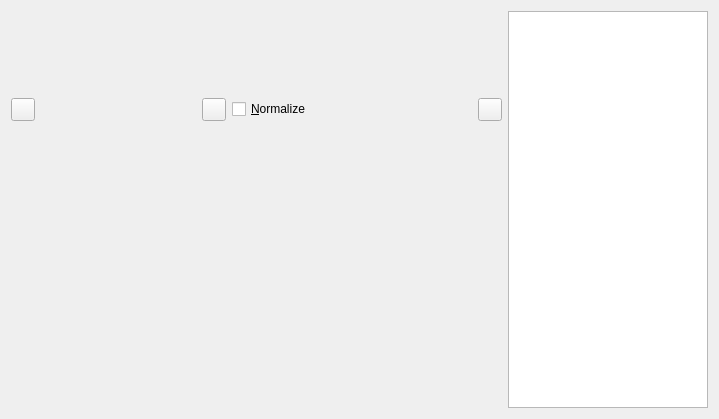
neurobiofisica/gymnotools, file winview/windowviewdialog.ui: the form before one commit.
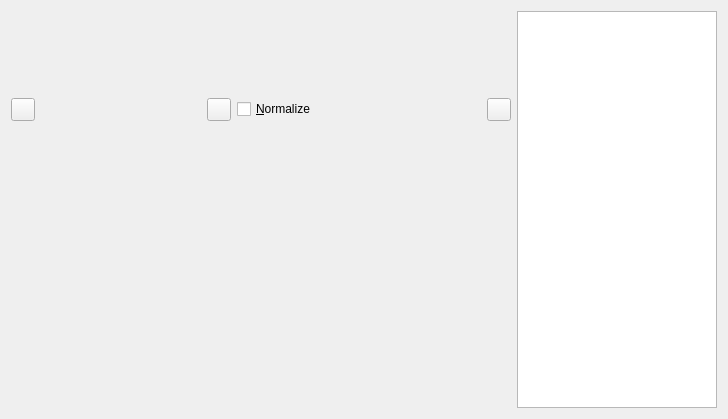
The form after the commit. Icons and pictures are not drawn. Custom widgets are drawn as their Qt base class.

Patch:
```diff
--- a/winview/windowviewdialog.ui
+++ b/winview/windowviewdialog.ui
@@ -6,7 +6,7 @@
    <rect>
     <x>0</x>
     <y>0</y>
-    <width>719</width>
+    <width>728</width>
     <height>419</height>
    </rect>
   </property>
```
Left out of the diff: 4 changed lines with no effect on the pictures.
